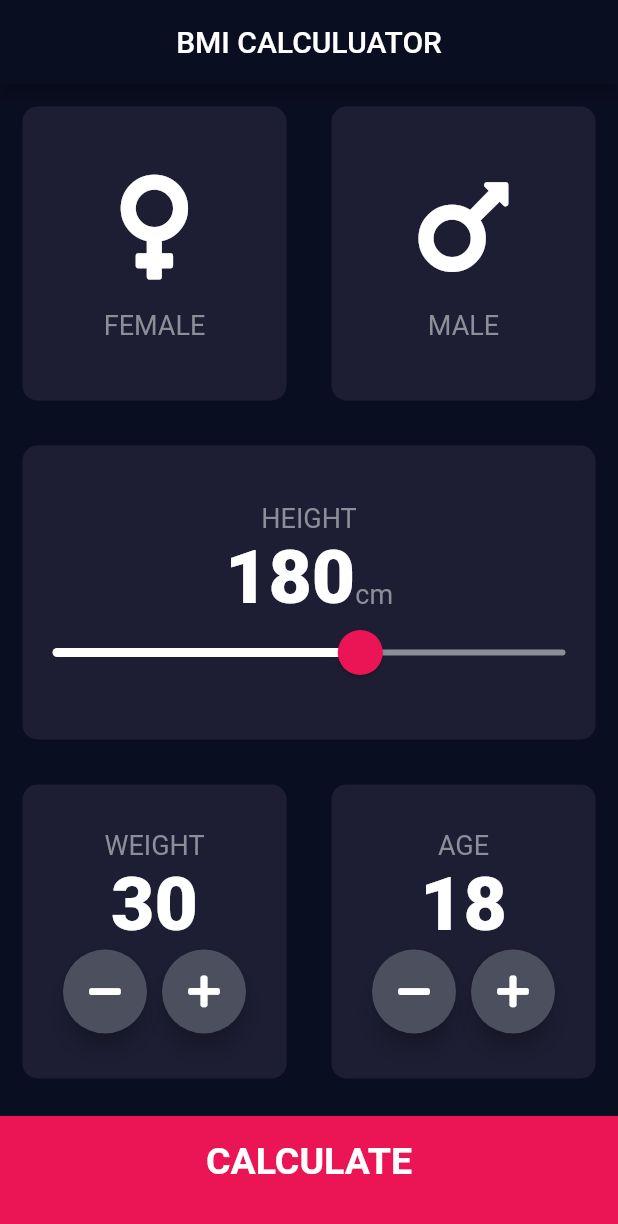
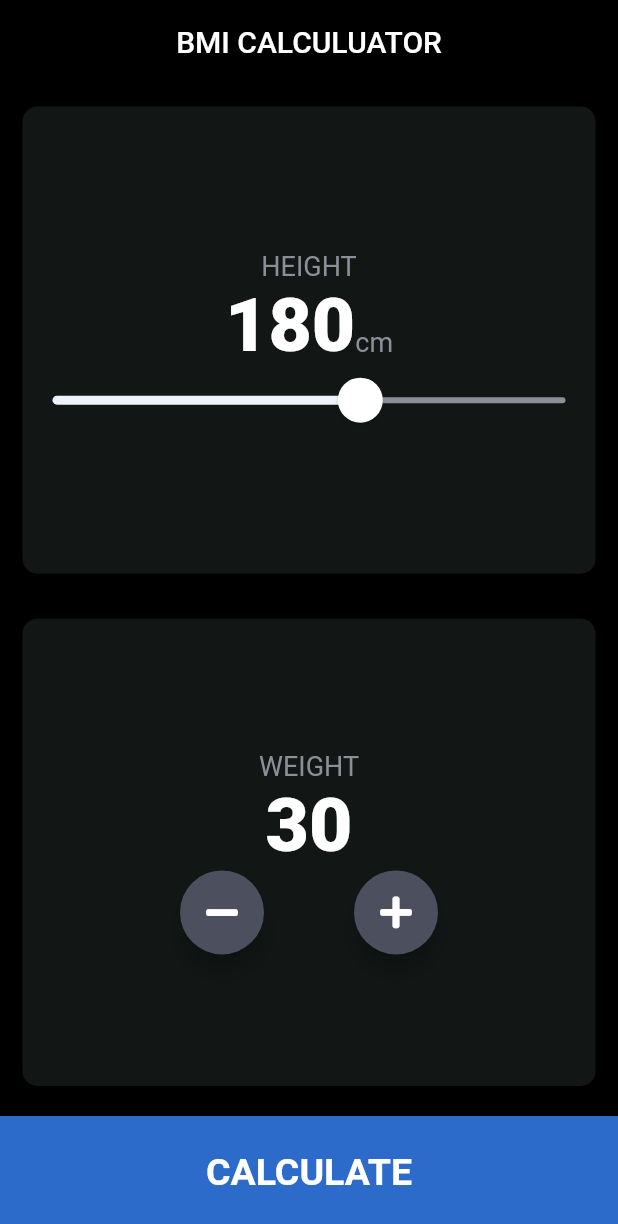
Before and after one commit to 1Noura71/bmi_calc, a Flutter app: the screen it shows after launch, on a phone screen of 412 x 824 dp. Shown: the top 1224 px of the screen. Run offline on Flutter 3.47's test engine with Material 2 defaults, Android fonts, the phone set to English and light mode, and no system bars; our stand-ins replace font_awesome_flutter.

Commit message:
Last Commit

```diff
--- a/lib/constant.dart
+++ b/lib/constant.dart
@@ -1,9 +1,10 @@
 import 'package:flutter/material.dart';
 
 const kbottomContainerHeight = 80.0;
-const kbottomContainerColor = Color(0xFFEB1555);
-const kActiveColor = Color(0xFF1D1E33);
-const kInActiveColor = Color(0xFF111328);
+const kbottomContainerColor = Color(0xff2C6BC9);
+const kActiveColor =Colors.black;
+const kInActiveColor = Color(0xffEEF3FB);
+const kContainerColor = Color(0xff121716);
 
 const labelStyle = TextStyle(
   fontSize: 18,
@@ -21,12 +22,12 @@ const kLargeButtonTextStyle = TextStyle(
 );
 
 const kTitleTextStyle = TextStyle(
-  fontSize: 50.0,
+  fontSize: 40.0,
   fontWeight: FontWeight.bold,
 );
 
 const kBMITextStyle = TextStyle(
-  fontSize: 100.0,
+  fontSize: 80.0,
   fontWeight: FontWeight.bold,
 );
 
@@ -36,6 +37,6 @@ const kBodyTextStyle = TextStyle(
 
 const kResultTextStyle = TextStyle(
   color: Color(0xFF24D876),
-  fontSize: 22.0,
+  fontSize: 25.0,
   fontWeight: FontWeight.bold,
 );
--- a/lib/main.dart
+++ b/lib/main.dart
@@ -14,8 +14,8 @@ class MyApp extends StatelessWidget {
       debugShowCheckedModeBanner: false,
       title: 'Flutter Demo',
       theme: ThemeData.dark().copyWith(
-        primaryColor: Color(0xff0a0e21),
-        scaffoldBackgroundColor: Color(0xff0a0e21),
+        primaryColor: Colors.black,
+        scaffoldBackgroundColor: Colors.black,
       ),
       home: BMICalculatorScreen(),
       routes:  {
--- a/lib/screens/bmi_calculator_screen.dart
+++ b/lib/screens/bmi_calculator_screen.dart
@@ -1,11 +1,8 @@
 import 'package:flutter/material.dart';
 import 'package:font_awesome_flutter/font_awesome_flutter.dart';
 
-import '../calculator_methods.dart';
-import '../screens/result_page.dart';
-import '../widgets/bottom_button.dart';
 import '../widgets/rounded_icon_button.dart';
-import '../widgets/Icon_content.dart';
+import '../widgets/calculator_button.dart';
 import '../widgets/reusable_container.dart';
 import '../constant.dart';
 
@@ -16,10 +13,7 @@ class BMICalculatorScreen extends StatefulWidget {
   _BMICalculatorScreenState createState() => _BMICalculatorScreenState();
 }
 
-enum Gender { Female, Male }
-
 class _BMICalculatorScreenState extends State<BMICalculatorScreen> {
-  Gender? selectedGender;
   int height = 180;
   int weight = 30;
   int age = 18;
@@ -28,49 +22,12 @@ class _BMICalculatorScreenState extends State<BMICalculatorScreen> {
   Widget build(BuildContext context) {
     return Scaffold(
       appBar: AppBar(
+        automaticallyImplyLeading: false,
         title: Text('BMI CALCULUATOR'),
         centerTitle: true,
       ),
       body: Column(
         children: [
-            Expanded(
-              child: Row(
-                children: [
-                  Expanded(
-                    child: ReusableContainer(
-                      onPress: () {
-                        setState(() {
-                          selectedGender = Gender.Female;
-                        });
-                      },
-                      containerChild: IconContent(
-                        icon: FontAwesomeIcons.venus,
-                        label: 'FEMALE',
-                      ),
-                      color: selectedGender == Gender.Female
-                          ? kActiveColor
-                          : kInActiveColor,
-                    ),
-                  ),
-                  Expanded(
-                    child: ReusableContainer(
-                      onPress: () {
-                        setState(() {
-                          selectedGender = Gender.Male;
-                        });
-                      },
-                      containerChild: IconContent(
-                        icon: FontAwesomeIcons.mars,
-                        label: 'MALE',
-                      ),
-                      color: selectedGender == Gender.Male
-                          ? kActiveColor
-                          : kInActiveColor,
-                    ),
-                  ),
-                ],
-              ),
-            ),
           Expanded(
             child: ReusableContainer(
               color: kActiveColor,
@@ -98,12 +55,10 @@ class _BMICalculatorScreenState extends State<BMICalculatorScreen> {
                   ),
                   SliderTheme(
                     data: SliderTheme.of(context).copyWith(
-                        activeTrackColor: Colors.white,
+                      activeTrackColor: Color(0xffEEF3FB),
                       inactiveTrackColor: Color(0xFF8D8E98),
-                        thumbColor: kbottomContainerColor,
-                        overlayColor: Color(0x29EB1555),
-                        thumbShape:
-                            RoundSliderThumbShape(enabledThumbRadius: 15),
+                      thumbColor: Colors.white,
+                      thumbShape: RoundSliderThumbShape(enabledThumbRadius: 15),
                       overlayShape:
                           RoundSliderThumbShape(enabledThumbRadius: 20),
                     ),
@@ -150,7 +105,7 @@ class _BMICalculatorScreenState extends State<BMICalculatorScreen> {
                                 });
                               },
                             ),
-                              SizedBox(width: 10),
+                            SizedBox(width: 60),
                             RoundedIconButton(
                               icon: FontAwesomeIcons.plus,
                               onPressed: () {
@@ -165,64 +120,15 @@ class _BMICalculatorScreenState extends State<BMICalculatorScreen> {
                     ),
                   ),
                 ),
-                  Expanded(
-                    child: ReusableContainer(
-                      color: kActiveColor,
-                      containerChild: Column(
-                        mainAxisAlignment: MainAxisAlignment.center,
-                        children: [
-                          Text(
-                            'AGE',
-                            style: labelStyle,
-                          ),
-                          Text(
-                            age.toString(),
-                            style: kNumberTextStyle,
-                          ),
-                          Row(
-                            mainAxisAlignment: MainAxisAlignment.center,
-                            children: [
-                              RoundedIconButton(
-                                  icon: FontAwesomeIcons.minus,
-                                  onPressed: () {
-                                    setState(() {
-                                      if (age > 1) age--;
-                                    });
-                                  }),
-                              SizedBox(width: 10),
-                              RoundedIconButton(
-                                  icon: FontAwesomeIcons.plus,
-                                  onPressed: () {
-                                    setState(() {
-                                      age++;
-                                    });
-                                  })
-                            ],
-                          )
               ],
             ),
           ),
+          CalculatorButton(
+            height: height,
+            weight: weight,
           ),
         ],
       ),
-            ),
-            BottomButton(
-              onTap: () {
-                CalculatorMethod calc =
-                    CalculatorMethod(height: height, weight: weight);
-                Navigator.pushNamed(
-                  context,
-                  ResultPage.routeName,
-                  arguments: ResultPage(
-                    bmiResult: calc.calculateBMI(),
-                    resultText: calc.getResult(),
-                    interpretation: calc.getInterpretation(),
-                  ),
     );
-              },
-              buttonText: 'CALCULATE',
-            )
-          ],
-        ));
   }
 }
--- a/lib/widgets/Icon_content.dart
+++ /dev/null
@@ -1,29 +0,0 @@
-import 'package:flutter/material.dart';
-
-import '../constant.dart';
-
-class IconContent extends StatelessWidget {
-  final IconData icon;
-  final String label;
-
-  const IconContent({Key? key, required this.icon, required this.label})
-      : super(key: key);
-
-  @override
-  Widget build(BuildContext context) {
-    return Column(
-      mainAxisAlignment: MainAxisAlignment.center,
-      children: [
-        Icon(
-          icon,
-          size: 80,
-        ),
-        SizedBox(height: 15),
-        Text(
-          '$label',
-          style: labelStyle,
-        ),
-      ],
-    );
-  }
-}
--- a/lib/widgets/bottom_button.dart
+++ b/lib/widgets/bottom_button.dart
@@ -16,11 +16,11 @@ class BottomButton extends StatelessWidget {
     return GestureDetector(
       onTap: onTap,
       child: Container(
-        margin: EdgeInsets.only(top: 10),
+        margin: EdgeInsets.only(top: 5),
         color: kbottomContainerColor,
         height: kbottomContainerHeight,
         width: double.infinity,
-        padding: EdgeInsets.only(bottom: 20.0),
+        padding: EdgeInsets.only(bottom: 5.0),
         child: Center(
           child: Text(
             buttonText,
--- /dev/null
+++ b/lib/widgets/calculator_button.dart
@@ -0,0 +1,31 @@
+import 'package:flutter/material.dart';
+
+import '../screens/result_page.dart';
+import '../calculator_methods.dart';
+import './bottom_button.dart';
+
+class CalculatorButton extends StatelessWidget {
+  final int height;
+  final int weight;
+  const CalculatorButton({ Key? key, required this.height, required this.weight }) : super(key: key);
+
+  @override
+  Widget build(BuildContext context) {
+    return BottomButton(
+      onTap: () {
+        CalculatorMethod calc =
+            CalculatorMethod(height: height, weight: weight);
+        Navigator.pushNamed(
+          context,
+          ResultPage.routeName,
+          arguments: ResultPage(
+            bmiResult: calc.calculateBMI(),
+            resultText: calc.getResult(),
+            interpretation: calc.getInterpretation(),
+          ),
+        );
+      },
+      buttonText: 'CALCULATE',
+    );
+  }
+}
--- a/lib/widgets/reusable_container.dart
+++ b/lib/widgets/reusable_container.dart
@@ -1,4 +1,6 @@
 import 'package:flutter/material.dart';
+
+import '../constant.dart';
 
 class ReusableContainer extends StatelessWidget {
   final Color color;
@@ -17,7 +19,7 @@ class ReusableContainer extends StatelessWidget {
         child: containerChild,
         margin: EdgeInsets.all(15),
         decoration: BoxDecoration(
-          color: Color(0xff1d1e33),
+          color: kContainerColor,
           borderRadius: BorderRadius.circular(10),
         ),
       ),
```
Lines whose indentation alone changed are shown as unchanged.
